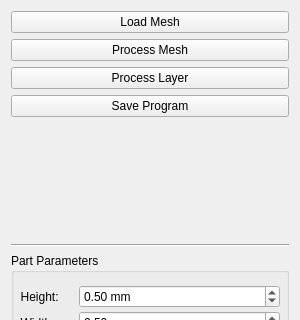
First picture: the form in proper_planning/resources/part.ui, repository openlmd/proper, before the edit; both pictures show x 0 to 300 and y 0 to 320 of the 300 by 500 pixel window.
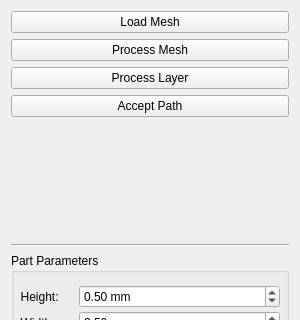
Second picture: the form after the edit.

Commit message: Added code to generate path commands from part parsing.

The edit to the form file:
```diff
--- a/proper_planning/resources/part.ui
+++ b/proper_planning/resources/part.ui
@@ -180,7 +180,7 @@
       </font>
      </property>
      <property name="text">
-      <string>Save Program</string>
+      <string>Accept Path</string>
      </property>
     </widget>
    </item>
```
Left out of the diff: 2 changed lines with no effect on the pictures. The commit also changes 6 other files.
